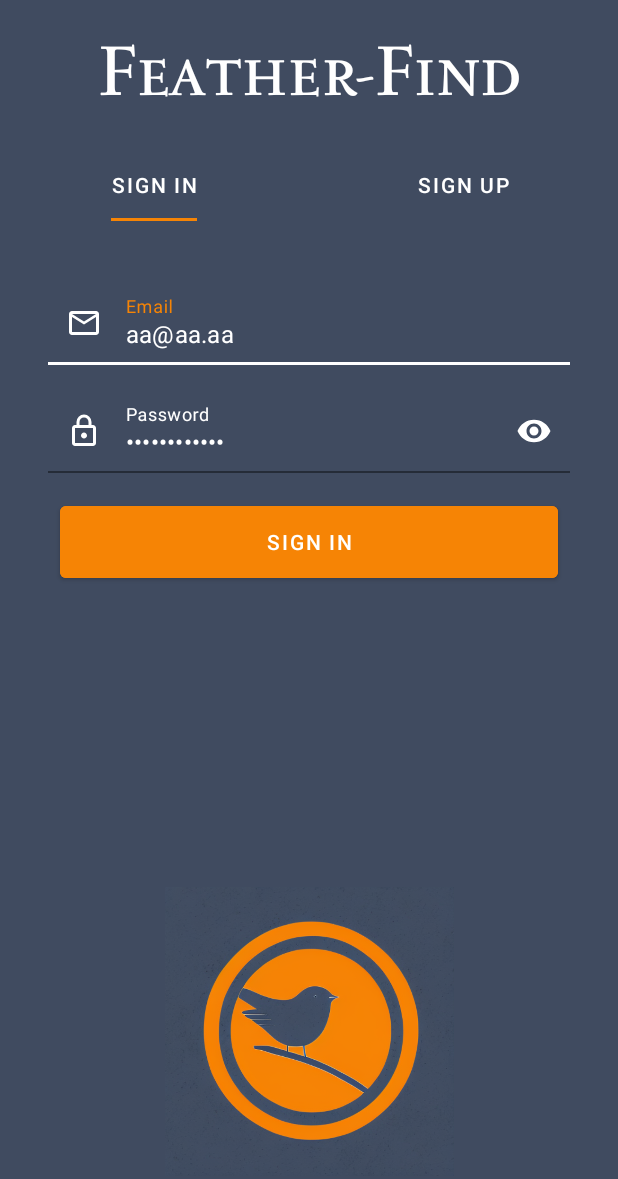
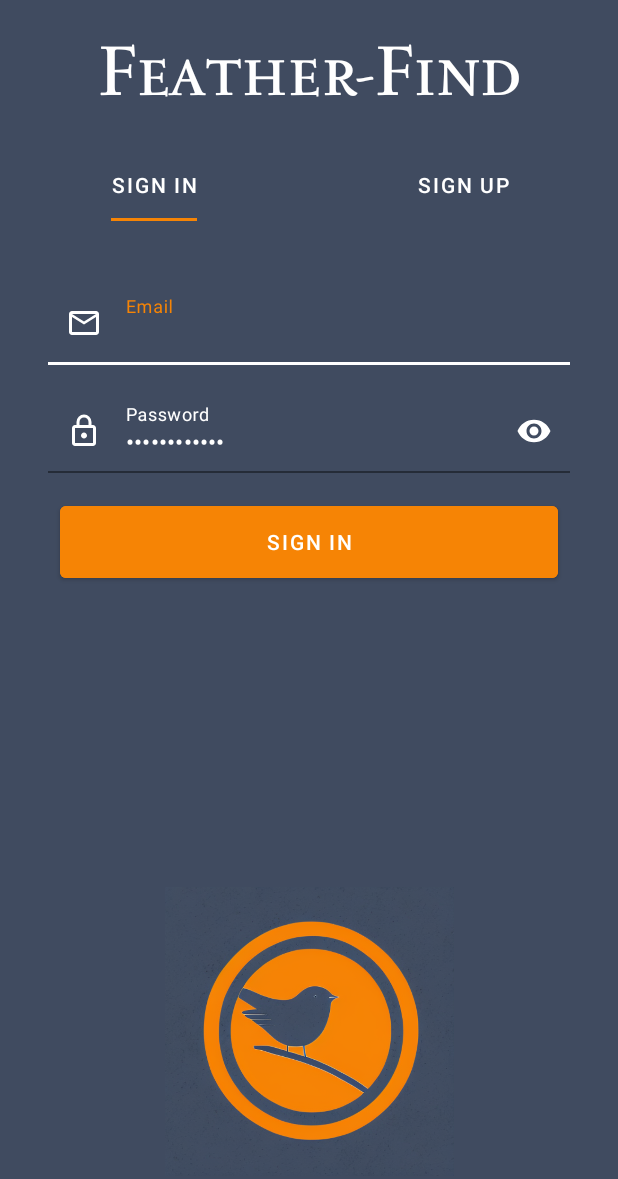
Before and after one commit to Angelo-Traverso/BirdWatching_Android_Application, an Android app: the screen it shows after launch (MainActivity), on a phone screen of 412 x 824 dp. Shown: the top 1179 px of the screen. Run offline under Robolectric (Android 15) with nearby library versions, the phone set to English and light mode, and no system bars; our stand-ins replace Firebase (no records; nobody signed in at launch, a user with empty details on screens opened directly).

```diff
--- a/app/src/main/java/com/example/opsc7312_poe_birdwatching/SignUp.kt
+++ b/app/src/main/java/com/example/opsc7312_poe_birdwatching/SignUp.kt
@@ -105,7 +105,7 @@ class SignUp : Fragment() {
                         // User data added to Firestore successfully
                         Toast.makeText(
                             requireContext(),
-                            "User data stored in Firestore",
+                            "Successfully signed up",
                             Toast.LENGTH_SHORT
                         ).show()
                     }
--- a/app/src/main/res/layout/fragment_sign_in.xml
+++ b/app/src/main/res/layout/fragment_sign_in.xml
@@ -23,7 +23,6 @@
             android:id="@+id/txtUserSignInEmail"
             android:layout_width="match_parent"
             android:layout_height="wrap_content"
-            android:text="aa@aa.aa"
             android:textColor="@color/white"
             android:background="@android:color/transparent" />
 
--- a/app/src/main/res/values-night/themes.xml
+++ b/app/src/main/res/values-night/themes.xml
@@ -1,6 +1,6 @@
 <resources xmlns:tools="http://schemas.android.com/tools">
     <!-- Base application theme. -->
-    <style name="Theme.OPSC7312_POE_BirdWatching" parent="Theme.MaterialComponents.DayNight.NoActionBar">
+    <style name="Theme.OPSC7312_POE_BirdWatching" parent="Theme.MaterialComponents.Light.NoActionBar">
         <!-- Primary brand color. -->
       <!--  <item name="colorPrimary">@color/purple_200</item>
         <item name="colorPrimaryVariant">@color/purple_700</item>
--- a/app/src/main/res/values/themes.xml
+++ b/app/src/main/res/values/themes.xml
@@ -1,6 +1,6 @@
 <resources xmlns:tools="http://schemas.android.com/tools">
     <!-- Base application theme. -->
-    <style name="Theme.OPSC7312_POE_BirdWatching" parent="Theme.MaterialComponents.DayNight.NoActionBar">
+    <style name="Theme.OPSC7312_POE_BirdWatching" parent="Theme.MaterialComponents.Light.NoActionBar">
         <!-- Primary brand color. -->
         <item name="colorPrimary">@color/tab_indicator</item>
         <item name="colorPrimaryVariant">@color/tab_indicator</item>
```
Also changed, not shown: app/src/main/java/com/example/opsc7312_poe_birdwatching/SignIn.kt (+34 -5 lines).
